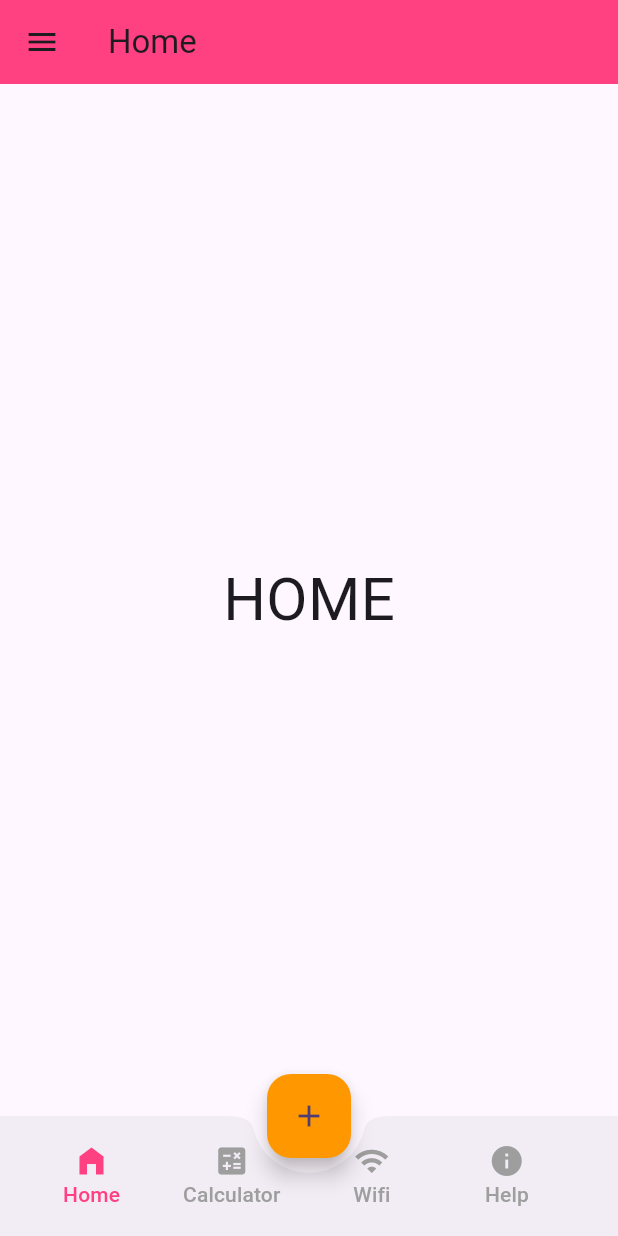
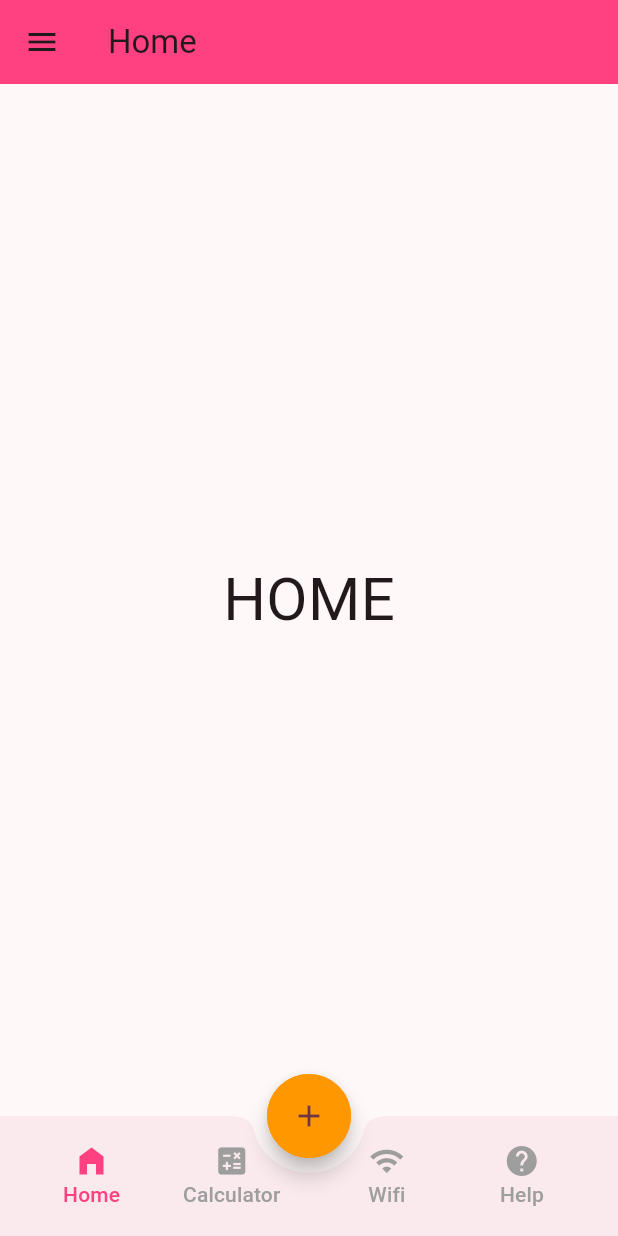
Before and after one commit to JnJuste/MobileProgrammingSprint, a Flutter app: the screen it shows after launch, in the side drawer, after a tap on "Home", on a phone screen of 412 x 824 dp. Run offline on Flutter 3.47's test engine with Material 3 defaults, Android fonts, the phone set to English and light mode, and no system bars; our stand-ins replace math_expressions.

```diff
--- a/lib/main.dart
+++ b/lib/main.dart
@@ -15,7 +15,7 @@ class MyApp extends StatelessWidget {
       title: 'Flutter Demo',
       debugShowCheckedModeBanner: false,
       theme: ThemeData(
-        colorScheme: ColorScheme.fromSeed(seedColor: Colors.deepPurple),
+        colorScheme: ColorScheme.fromSeed(seedColor: Colors.black),
         useMaterial3: true,
         primarySwatch: Colors.green,
         primaryColor: Colors.green,
--- a/lib/screens/bottomTabBar/FabTabsBar.dart
+++ b/lib/screens/bottomTabBar/FabTabsBar.dart
@@ -31,10 +31,10 @@ class _FabBarState extends State<FabBar> {
   }
 
   final List<Widget> pages = [
-    Home(),
-    Calculator(),
-    Wifi(),
-    Help(),
+    const Home(),
+    const Calculator(),
+    const Wifi(),
+    const Help(),
   ];
 
   final PageStorageBucket bucket = PageStorageBucket();
@@ -42,12 +42,12 @@ class _FabBarState extends State<FabBar> {
   @override
   Widget build(BuildContext context) {
     Widget currentScreen = currentIndex == 0
-        ? Home()
+        ? const Home()
         : currentIndex == 1
-            ? Calculator()
+            ? const Calculator()
             : currentIndex == 2
-                ? Wifi()
-                : Help();
+                ? const Wifi()
+                : const Help();
     return Scaffold(
       body: PageStorage(
         child: currentScreen,
@@ -55,14 +55,16 @@ class _FabBarState extends State<FabBar> {
       ),
       floatingActionButton: FloatingActionButton(
         backgroundColor: Colors.orange,
-        child: Icon(Icons.add),
-        onPressed: () {
-          print("Add Another Button");
-        },
+        child: const Icon(Icons.add),
+        onPressed: () => debugPrint("Add Button Pressed"),
+        shape: RoundedRectangleBorder(
+          side: const BorderSide(width: 3, color: Colors.orange),
+          borderRadius: BorderRadius.circular(100),
+        ),
       ),
       floatingActionButtonLocation: FloatingActionButtonLocation.centerDocked,
       bottomNavigationBar: BottomAppBar(
-        shape: CircularNotchedRectangle(),
+        shape: const CircularNotchedRectangle(),
         notchMargin: 10,
         child: Container(
           height: 60,
@@ -76,7 +78,7 @@ class _FabBarState extends State<FabBar> {
                     minWidth: 90,
                     onPressed: () {
                       setState(() {
-                        currentScreen = Home();
+                        currentScreen = const Home();
                         currentIndex = 0;
                       });
                     },
@@ -103,7 +105,7 @@ class _FabBarState extends State<FabBar> {
                     minWidth: 90,
                     onPressed: () {
                       setState(() {
-                        currentScreen = Calculator();
+                        currentScreen = const Calculator();
                         currentIndex = 1;
                       });
                     },
@@ -126,11 +128,12 @@ class _FabBarState extends State<FabBar> {
                       ],
                     ),
                   ),
+                  const SizedBox(width: 10),
                   MaterialButton(
                     minWidth: 90,
                     onPressed: () {
                       setState(() {
-                        currentScreen = Wifi();
+                        currentScreen = const Wifi();
                         currentIndex = 2;
                       });
                     },
@@ -157,7 +160,7 @@ class _FabBarState extends State<FabBar> {
                     minWidth: 90,
                     onPressed: () {
                       setState(() {
-                        currentScreen = Help();
+                        currentScreen = const Help();
                         currentIndex = 3;
                       });
                     },
@@ -165,7 +168,7 @@ class _FabBarState extends State<FabBar> {
                       mainAxisAlignment: MainAxisAlignment.center,
                       children: [
                         Icon(
-                          Icons.info,
+                          Icons.help,
                           color: currentIndex == 3
                               ? Colors.greenAccent
                               : Colors.grey,
--- a/lib/screens/drawer/sideMenu.dart
+++ b/lib/screens/drawer/sideMenu.dart
@@ -14,9 +14,7 @@ class _SideMenuState extends State<SideMenu> {
       child: ListView(
         padding: EdgeInsets.zero,
         children: [
-          DrawerHeader(
-            child: Text('Jn Juste',
-                style: TextStyle(color: Colors.white, fontSize: 25)),
+          const DrawerHeader(
             decoration: BoxDecoration(
                 borderRadius: BorderRadius.only(
                   bottomLeft: Radius.circular(1.0),
@@ -25,6 +23,8 @@ class _SideMenuState extends State<SideMenu> {
                 color: Colors.white,
                 image: DecorationImage(
                     fit: BoxFit.fill, image: AssetImage('assets/burger.jpg'))),
+            child: Text('Jn Juste',
+                style: TextStyle(color: Colors.white, fontSize: 25)),
           ),
           ListTile(
             leading: Icon(Icons.home_filled),
```
